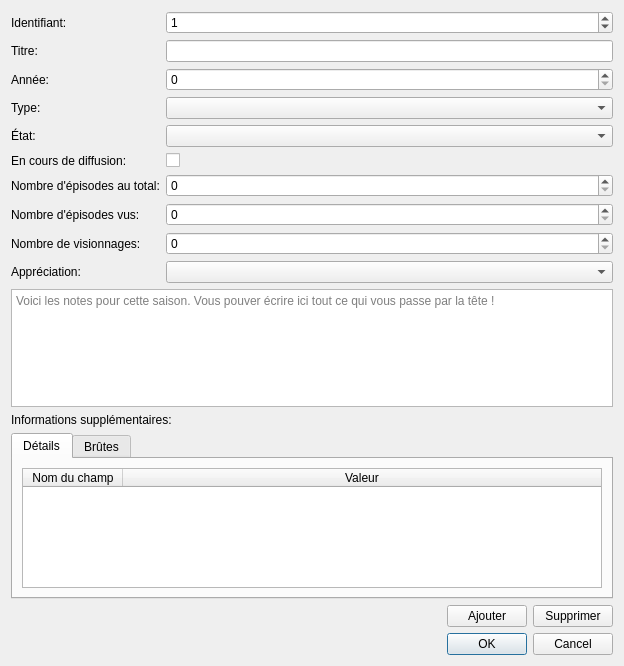
seigneurfuo/MyAnimeManager3, file src/ui/dialogs/season.ui: the form before one commit.
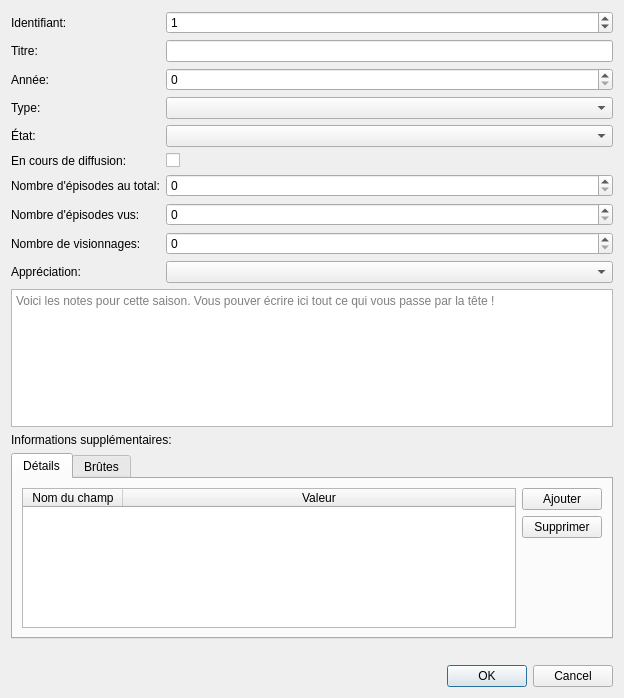
The form after the commit. Icons and pictures are not drawn.

Commit message: Modification de l'emplacement des boutons d'ajout de tags dans la fenètre d'une saison.

The edit to the form file:
```diff
--- a/src/ui/dialogs/season.ui
+++ b/src/ui/dialogs/season.ui
@@ -10,7 +10,7 @@
     <x>0</x>
     <y>0</y>
     <width>624</width>
-    <height>666</height>
+    <height>698</height>
    </rect>
   </property>
   <property name="windowTitle">
@@ -231,6 +231,45 @@
            </column>
           </widget>
          </item>
+         <item>
+          <layout class="QVBoxLayout" name="verticalLayout_4">
+           <item>
+            <widget class="QPushButton" name="pushButton">
+             <property name="text">
+              <string>Ajouter</string>
+             </property>
+             <property name="icon">
+              <iconset>
+               <normaloff>../../resources/icons/tag-plus.png</normaloff>../../resources/icons/tag-plus.png</iconset>
+             </property>
+            </widget>
+           </item>
+           <item>
+            <widget class="QPushButton" name="pushButton_2">
+             <property name="text">
+              <string>Supprimer</string>
+             </property>
+             <property name="icon">
+              <iconset>
+               <normaloff>../../resources/icons/tag-minus.png</normaloff>../../resources/icons/tag-minus.png</iconset>
+             </property>
+            </widget>
+           </item>
+           <item>
+            <spacer name="verticalSpacer">
+             <property name="orientation">
+              <enum>Qt::Vertical</enum>
+             </property>
+             <property name="sizeHint" stdset="0">
+              <size>
+               <width>20</width>
+               <height>40</height>
+              </size>
+             </property>
+            </spacer>
+           </item>
+          </layout>
+         </item>
         </layout>
        </widget>
        <widget class="QWidget" name="tab_2">
@@ -271,28 +310,6 @@
          </property>
         </spacer>
        </item>
-       <item>
-        <widget class="QPushButton" name="pushButton">
-         <property name="text">
-          <string>Ajouter</string>
-         </property>
-         <property name="icon">
-          <iconset>
-           <normaloff>../../resources/icons/tag-plus.png</normaloff>../../resources/icons/tag-plus.png</iconset>
-         </property>
-        </widget>
-       </item>
-       <item>
-        <widget class="QPushButton" name="pushButton_2">
-         <property name="text">
-          <string>Supprimer</string>
-         </property>
-         <property name="icon">
-          <iconset>
-           <normaloff>../../resources/icons/tag-minus.png</normaloff>../../resources/icons/tag-minus.png</iconset>
-         </property>
-        </widget>
-       </item>
       </layout>
      </item>
     </layout>
```
